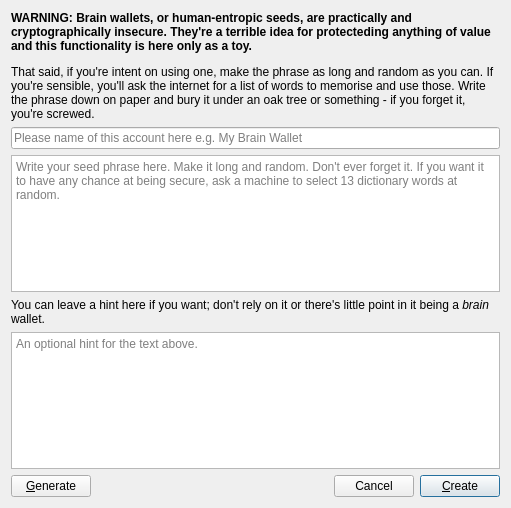
ethereum-mining/ethminer, file alethzero/BrainWallet.ui: the form before one commit.
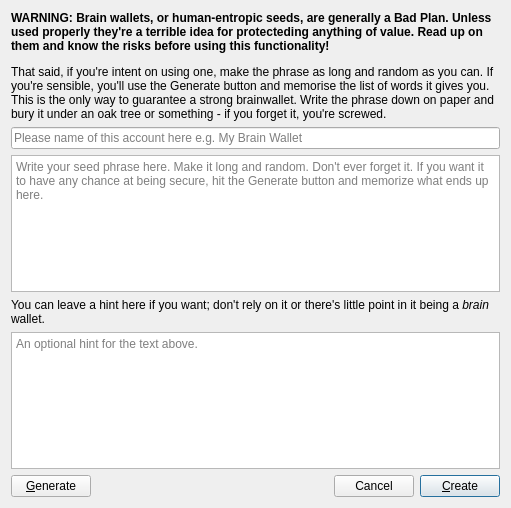
The form after the commit.

Patch:
```diff
--- a/alethzero/BrainWallet.ui
+++ b/alethzero/BrainWallet.ui
@@ -17,7 +17,7 @@
    <item>
     <widget class="QLabel" name="label">
      <property name="text">
-      <string>&lt;html&gt;&lt;head/&gt;&lt;body&gt;&lt;p&gt;&lt;span style=&quot; font-weight:600;&quot;&gt;WARNING: Brain wallets, or human-entropic seeds, are practically and cryptographically insecure. They're a terrible idea for protecteding anything of value and this functionality is here only as a toy.&lt;/span&gt;&lt;/p&gt;&lt;p&gt;That said, if you're intent on using one, make the phrase as long and random as you can. If you're sensible, you'll ask the internet for a list of words to memorise and use those. Write the phrase down on paper and bury it under an oak tree or something - if you forget it, you're screwed.&lt;/p&gt;&lt;/body&gt;&lt;/html&gt;</string>
+      <string>&lt;html&gt;&lt;head/&gt;&lt;body&gt;&lt;p&gt;&lt;span style=&quot; font-weight:600;&quot;&gt;WARNING: Brain wallets, or human-entropic seeds, are generally a Bad Plan. Unless used properly they're a terrible idea for protecteding anything of value. Read up on them and know the risks before using this functionality!&lt;/span&gt;&lt;/p&gt;&lt;p&gt;That said, if you're intent on using one, make the phrase as long and random as you can. If you're sensible, you'll use the Generate button and memorise the list of words it gives you. This is the only way to guarantee a strong brainwallet. Write the phrase down on paper and bury it under an oak tree or something - if you forget it, you're screwed.&lt;/p&gt;&lt;/body&gt;&lt;/html&gt;</string>
      </property>
      <property name="wordWrap">
       <bool>true</bool>
@@ -34,7 +34,7 @@
    <item>
     <widget class="QTextEdit" name="seed">
      <property name="placeholderText">
-      <string>Write your seed phrase here. Make it long and random. Don't ever forget it. If you want it to have any chance at being secure, ask a machine to select 13 dictionary words at random.</string>
+      <string>Write your seed phrase here. Make it long and random. Don't ever forget it. If you want it to have any chance at being secure, hit the Generate button and memorize what ends up here.</string>
      </property>
     </widget>
    </item>
```
